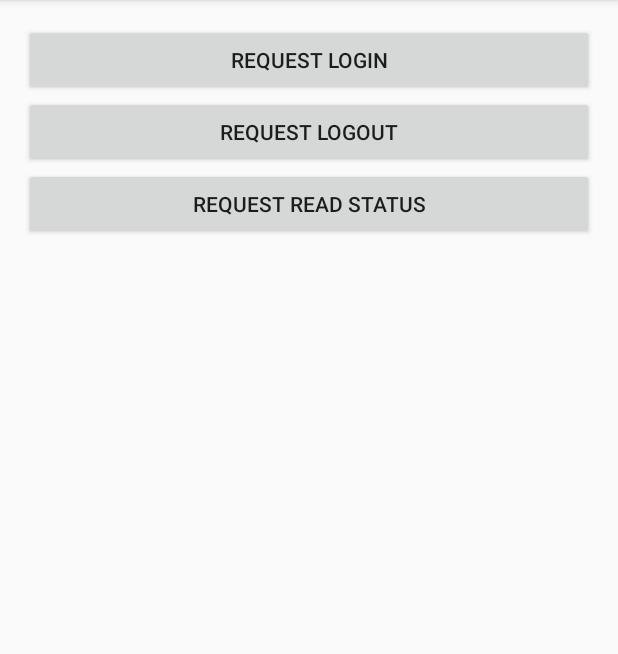
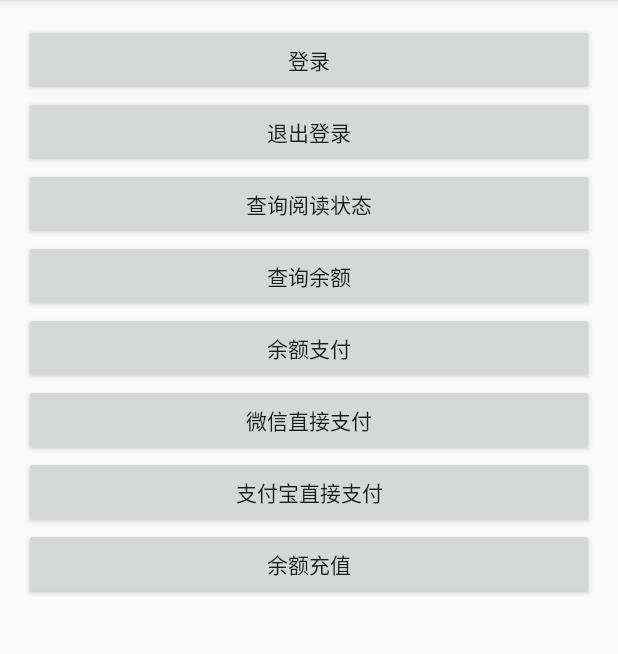
Before and after one commit to ehart1217/AidlTest, an Android app: the screen it shows after launch (MainActivity), on a phone screen of 412 x 824 dp, the part 84-738 px from its top. Run offline under Robolectric (Android 15) with nearby library versions, the phone set to English and light mode, and no system bars; network calls fail; 1 statement that could not run was skipped.

Commit message:
first commit
Signed-off-by: wanchi <wanchi@coolpad.com>

```diff
--- a/app/src/main/AndroidManifest.xml
+++ b/app/src/main/AndroidManifest.xml
@@ -6,6 +6,8 @@
     <uses-permission android:name="android.permission.USE_CREDENTIALS" />
     <uses-permission android:name="android.permission.AUTHENTICATE_ACCOUNTS" />
     <uses-permission android:name="android.permission.MANAGE_ACCOUNTS" />
+
+
     <application
         android:allowBackup="true"
         android:icon="@mipmap/ic_launcher"
--- a/app/src/main/res/layout/activity_main.xml
+++ b/app/src/main/res/layout/activity_main.xml
@@ -15,17 +15,48 @@
         android:layout_width="match_parent"
         android:layout_height="wrap_content"
         android:onClick="onRequestLogin"
-        android:text="request Login" />
+        android:text="登录" />
 
     <Button
         android:layout_width="match_parent"
         android:layout_height="wrap_content"
         android:onClick="onRequestLogout"
-        android:text="request Logout" />
+        android:text="退出登录" />
 
     <Button
         android:layout_width="match_parent"
         android:layout_height="wrap_content"
         android:onClick="onRequestReadStatus"
-        android:text="Request Read Status" />
+        android:text="查询阅读状态" />
+
+    <Button
+        android:layout_width="match_parent"
+        android:layout_height="wrap_content"
+        android:onClick="onRequestBalanceInfo"
+        android:text="查询余额" />
+
+    <Button
+        android:layout_width="match_parent"
+        android:layout_height="wrap_content"
+        android:onClick="onRequestBalancePay"
+        android:text="余额支付" />
+
+    <Button
+        android:layout_width="match_parent"
+        android:layout_height="wrap_content"
+        android:onClick="wechatPay"
+        android:text="微信直接支付" />
+
+    <Button
+        android:layout_width="match_parent"
+        android:layout_height="wrap_content"
+        android:onClick="aliPay"
+        android:text="支付宝直接支付" />
+
+    <Button
+        android:layout_width="match_parent"
+        android:layout_height="wrap_content"
+        android:onClick="requestRechargeBalance"
+        android:text="余额充值" />
+
 </LinearLayout>
```
Also changed, not shown: app/src/main/java/com/android/jv/ink/aidltest/aidltest/MainActivity.java (+207 -87 lines), app/libs/classes.jar (added), app/libs/cy_user_lib.jar (deleted).
